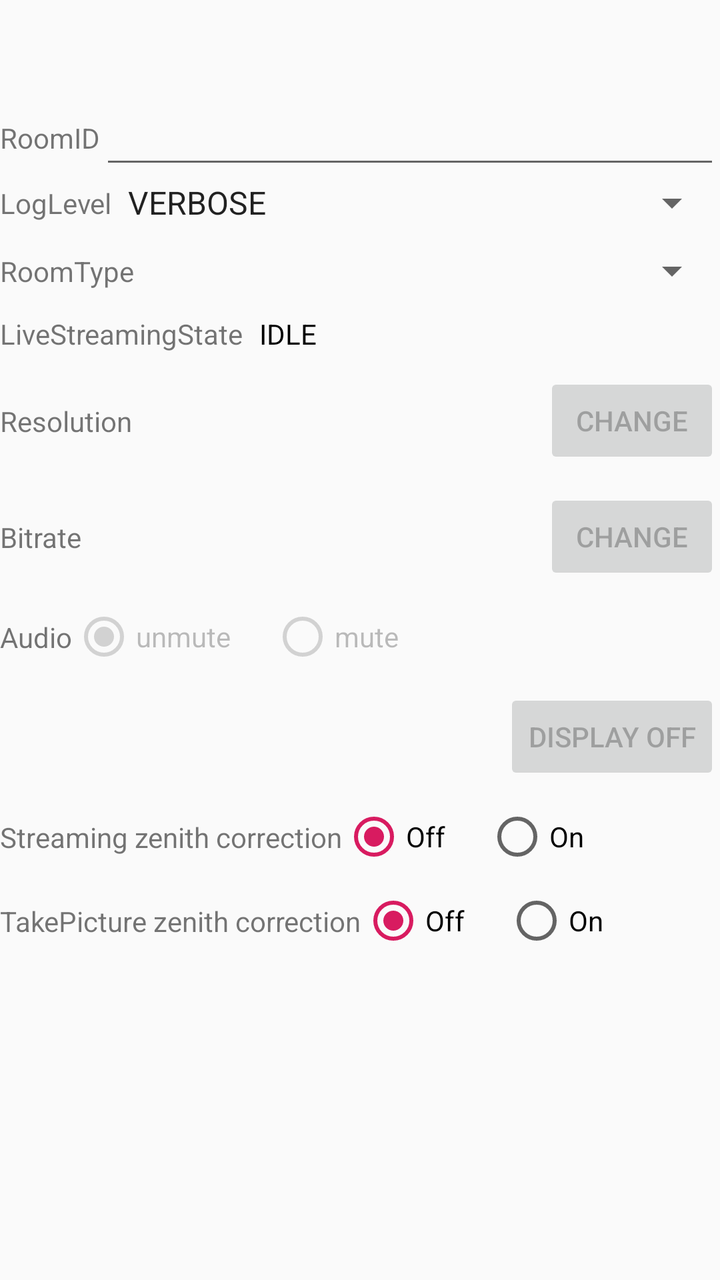
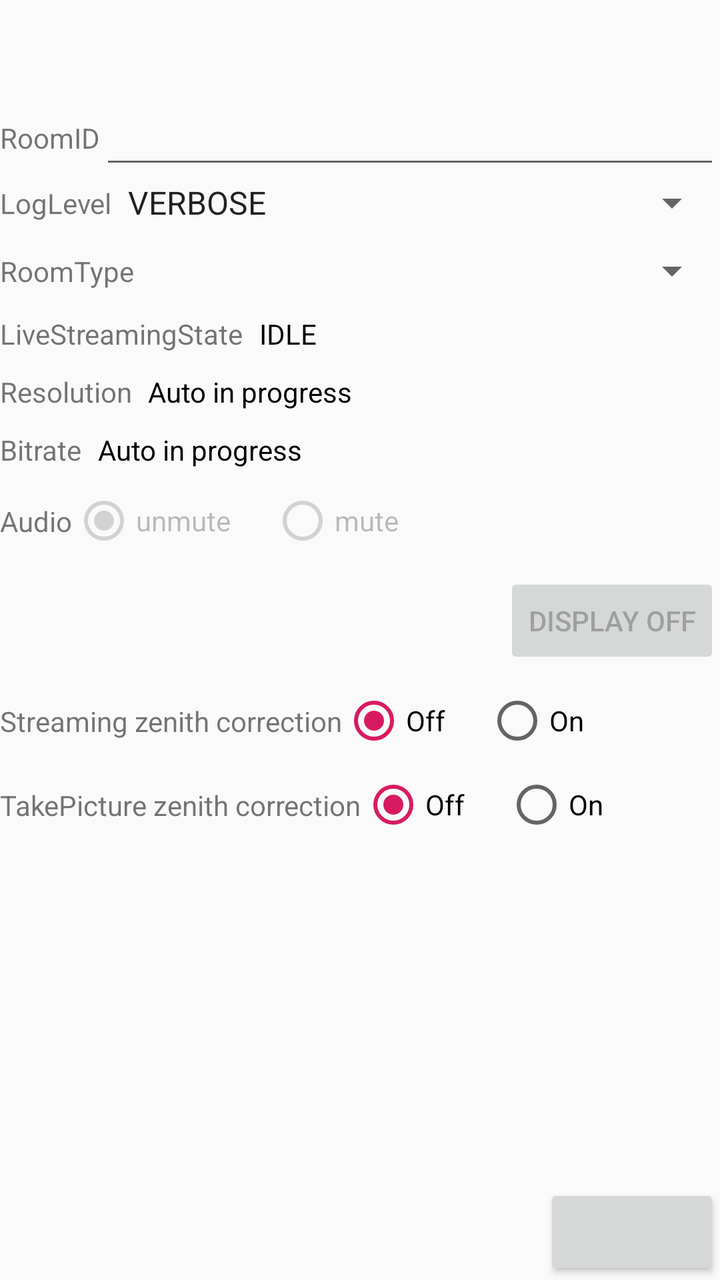

An Android layout rendered at two revisions. The XML below is the earlier revision; the diff shows what the commit changed to produce the second picture.
<!-- AndroidManifest.xml: application theme AppTheme -->
<!-- res/layout/activity_main.xml -->
<?xml version="1.0" encoding="utf-8"?>
<androidx.constraintlayout.widget.ConstraintLayout xmlns:android="http://schemas.android.com/apk/res/android"
    xmlns:app="http://schemas.android.com/apk/res-auto"
    xmlns:tools="http://schemas.android.com/tools"
    android:layout_width="match_parent"
    android:layout_height="match_parent"
    tools:context=".MainActivity">

    
    <androidx.constraintlayout.widget.ConstraintLayout
        android:id="@+id/layout_guide"
        android:layout_width="match_parent"
        android:layout_height="wrap_content"
        android:visibility="invisible"
        app:layout_constraintLeft_toLeftOf="parent"
        app:layout_constraintTop_toTopOf="parent">

        <TextView
            android:id="@+id/guide_save"
            android:layout_width="wrap_content"
            android:layout_height="wrap_content"
            android:text="@string/guide_save"
            app:layout_constraintBottom_toBottomOf="parent"
            app:layout_constraintLeft_toLeftOf="parent"
            app:layout_constraintTop_toTopOf="parent" />

        <Button
            android:id="@+id/save_config"
            android:layout_width="0dp"
            android:layout_height="wrap_content"
            android:text="@string/save_config"
            app:layout_constraintRight_toRightOf="parent"
            app:layout_constraintTop_toTopOf="parent" />
    </androidx.constraintlayout.widget.ConstraintLayout>

    
    <androidx.constraintlayout.widget.ConstraintLayout
        android:id="@+id/layout_room_id"
        android:layout_width="match_parent"
        android:layout_height="wrap_content"
        app:layout_constraintLeft_toLeftOf="parent"
        app:layout_constraintTop_toBottomOf="@+id/layout_guide">

        <TextView
            android:id="@+id/text_room_id"
            android:layout_width="wrap_content"
            android:layout_height="wrap_content"
            android:text="@string/room_id"
            app:layout_constraintBottom_toBottomOf="parent"
            app:layout_constraintLeft_toLeftOf="parent"
            app:layout_constraintTop_toTopOf="parent" />

        <EditText
            android:id="@+id/room_id"
            android:layout_width="0dp"
            android:layout_height="wrap_content"
            app:layout_constraintLeft_toRightOf="@id/text_room_id"
            app:layout_constraintRight_toRightOf="parent"
            app:layout_constraintTop_toTopOf="parent"
            app:layout_constraintHorizontal_chainStyle="spread_inside" />
    </androidx.constraintlayout.widget.ConstraintLayout>

    
    <androidx.constraintlayout.widget.ConstraintLayout
        android:id="@+id/layout_log_level"
        android:layout_width="match_parent"
        android:layout_height="wrap_content"
        app:layout_constraintLeft_toLeftOf="parent"
        app:layout_constraintTop_toBottomOf="@+id/layout_room_id">

        <TextView
            android:id="@+id/text_log_level"
            android:layout_width="wrap_content"
            android:layout_height="wrap_content"
            android:text="@string/log_level"
            app:layout_constraintBottom_toBottomOf="parent"
            app:layout_constraintLeft_toLeftOf="parent"
            app:layout_constraintTop_toTopOf="parent" />

        <Spinner
            android:id="@+id/log_level"
            android:layout_width="0dp"
            android:layout_height="wrap_content"
            android:layout_weight="1.0"
            android:entries="@array/spinner_log_level"
            android:spinnerMode="dropdown"
            app:layout_constraintLeft_toRightOf="@id/text_log_level"
            app:layout_constraintRight_toRightOf="parent"
            app:layout_constraintTop_toTopOf="parent"
            app:layout_constraintHorizontal_chainStyle="spread_inside" />
    </androidx.constraintlayout.widget.ConstraintLayout>

    
    <androidx.constraintlayout.widget.ConstraintLayout
        android:layout_width="match_parent"
        android:layout_height="wrap_content"
        android:layout_marginTop="10dp"
        android:id="@+id/room_type_layout"
        app:layout_constraintTop_toBottomOf="@id/layout_log_level">

        <TextView
            android:id="@+id/text_room_type"
            android:layout_width="wrap_content"
            android:layout_height="wrap_content"
            android:text="@string/room_type"
            app:layout_constraintBottom_toBottomOf="parent"
            app:layout_constraintLeft_toLeftOf="parent"
            app:layout_constraintTop_toTopOf="parent" />

        <Spinner
            android:id="@+id/room_type"
            android:layout_width="0dp"
            android:layout_height="wrap_content"
            android:layout_weight="1.0"
            android:spinnerMode="dropdown"
            app:layout_constraintLeft_toRightOf="@id/text_room_type"
            app:layout_constraintRight_toRightOf="parent"
            app:layout_constraintTop_toTopOf="parent"
            app:layout_constraintHorizontal_chainStyle="spread_inside" />
    </androidx.constraintlayout.widget.ConstraintLayout>

    
    <androidx.constraintlayout.widget.ConstraintLayout
        android:layout_width="match_parent"
        android:layout_height="wrap_content"
        android:id="@+id/live_streaming_state_layout"
        app:layout_constraintLeft_toLeftOf="parent"
        android:layout_marginTop="10dp"
        app:layout_constraintTop_toBottomOf="@+id/room_type_layout">

        <TextView
            android:id="@+id/live_streaming_state_label"
            android:layout_width="wrap_content"
            android:layout_height="wrap_content"
            android:text="@string/live_streaming_state_label"
            app:layout_constraintBottom_toBottomOf="parent"
            app:layout_constraintLeft_toLeftOf="parent"
            app:layout_constraintTop_toTopOf="parent" />

        <TextView
            android:id="@+id/live_streaming_state_text"
            android:layout_width="wrap_content"
            android:layout_height="wrap_content"
            android:layout_marginStart="8dp"
            android:text="IDLE"
            android:textColor="@android:color/black"
            app:layout_constraintLeft_toRightOf="@id/live_streaming_state_label"
            app:layout_constraintTop_toTopOf="parent" />
    </androidx.constraintlayout.widget.ConstraintLayout>

    
    <androidx.constraintlayout.widget.ConstraintLayout
        android:layout_width="match_parent"
        android:layout_height="wrap_content"
        android:id="@+id/resolution_layout"
        app:layout_constraintLeft_toLeftOf="parent"
        android:layout_marginTop="10dp"
        app:layout_constraintTop_toBottomOf="@+id/live_streaming_state_layout">

        <TextView
            android:id="@+id/resolution_label"
            android:layout_width="wrap_content"
            android:layout_height="wrap_content"
            android:text="@string/resolution_label"
            app:layout_constraintBottom_toBottomOf="parent"
            app:layout_constraintLeft_toLeftOf="parent"
            app:layout_constraintTop_toTopOf="parent" />

        <TextView
            android:id="@+id/current_resolution_text"
            android:layout_width="wrap_content"
            android:layout_height="wrap_content"
            android:layout_marginStart="8dp"
            android:textColor="@android:color/black"
            app:layout_constraintBottom_toBottomOf="parent"
            app:layout_constraintLeft_toRightOf="@id/resolution_label"
            app:layout_constraintTop_toTopOf="parent" />

        <Button
            android:layout_width="wrap_content"
            android:layout_height="wrap_content"
            android:enabled="false"
            android:id="@+id/resolution_change_button"
            app:layout_constraintRight_toRightOf="parent"
            app:layout_constraintTop_toTopOf="parent"
            android:text="@string/change" />
    </androidx.constraintlayout.widget.ConstraintLayout>

    
    <androidx.constraintlayout.widget.ConstraintLayout
        android:layout_width="match_parent"
        android:layout_height="wrap_content"
        android:id="@+id/bitrate_layout"
        app:layout_constraintLeft_toLeftOf="parent"
        android:layout_marginTop="10dp"
        app:layout_constraintTop_toBottomOf="@+id/resolution_layout">

        <TextView
            android:id="@+id/bitrate_label"
            android:layout_width="wrap_content"
            android:layout_height="wrap_content"
            android:text="@string/bitrate_label"
            app:layout_constraintBottom_toBottomOf="parent"
            app:layout_constraintLeft_toLeftOf="parent"
            app:layout_constraintTop_toTopOf="parent" />

        <TextView
            android:id="@+id/current_bitrate_text"
            android:layout_width="wrap_content"
            android:layout_height="wrap_content"
            android:layout_marginStart="8dp"
            android:textColor="@android:color/black"
            app:layout_constraintBottom_toBottomOf="parent"
            app:layout_constraintLeft_toRightOf="@id/bitrate_label"
            app:layout_constraintTop_toTopOf="parent" />

        <Button
            android:layout_width="wrap_content"
            android:layout_height="wrap_content"
            android:enabled="false"
            android:id="@+id/bitrate_change_button"
            app:layout_constraintRight_toRightOf="parent"
            app:layout_constraintTop_toTopOf="parent"
            android:text="@string/change" />
    </androidx.constraintlayout.widget.ConstraintLayout>

    
    <androidx.constraintlayout.widget.ConstraintLayout
        android:layout_width="match_parent"
        android:layout_height="wrap_content"
        app:layout_constraintLeft_toLeftOf="parent"
        android:layout_marginTop="10dp"
        android:id="@+id/audio_mute_layout"
        app:layout_constraintTop_toBottomOf="@+id/bitrate_layout">

        <TextView
            android:id="@+id/text_audio_mute"
            android:layout_width="wrap_content"
            android:layout_height="wrap_content"
            android:text="@string/audio"
            app:layout_constraintBottom_toBottomOf="parent"
            app:layout_constraintLeft_toLeftOf="parent"
            app:layout_constraintTop_toTopOf="parent" />

        <RadioGroup
            android:id="@+id/audio_mute_radio"
            android:layout_width="0dp"
            android:layout_height="wrap_content"
            android:layout_weight="1.0"
            android:orientation="horizontal"
            app:layout_constraintLeft_toRightOf="@id/text_audio_mute"
            app:layout_constraintRight_toRightOf="parent"
            app:layout_constraintTop_toTopOf="parent"
            app:layout_constraintHorizontal_chainStyle="spread_inside">

            <RadioButton
                android:id="@+id/audio_unmute"
                android:layout_width="wrap_content"
                android:layout_height="wrap_content"
                android:layout_marginEnd="20dp"
                android:checked="true"
                android:enabled="false"
                android:text="@string/unmute" />

            <RadioButton
                android:id="@+id/audio_mute"
                android:layout_width="wrap_content"
                android:layout_height="wrap_content"
                android:layout_marginEnd="20dp"
                android:enabled="false"
                android:text="@string/mute" />
        </RadioGroup>
    </androidx.constraintlayout.widget.ConstraintLayout>

    
    <androidx.constraintlayout.widget.ConstraintLayout
        android:layout_width="match_parent"
        android:layout_height="wrap_content"
        android:id="@+id/display_off_layout"
        app:layout_constraintLeft_toLeftOf="parent"
        android:layout_marginTop="10dp"
        app:layout_constraintTop_toBottomOf="@+id/audio_mute_layout">
        <Button
            android:layout_width="wrap_content"
            android:layout_height="wrap_content"
            android:enabled="false"
            android:id="@+id/display_off_button"
            app:layout_constraintRight_toRightOf="parent"
            app:layout_constraintTop_toTopOf="parent"
            android:text="@string/display_off" />
    </androidx.constraintlayout.widget.ConstraintLayout>

    
    <androidx.constraintlayout.widget.ConstraintLayout
        android:layout_width="match_parent"
        android:layout_height="wrap_content"
        app:layout_constraintLeft_toLeftOf="parent"
        android:layout_marginTop="10dp"
        android:id="@+id/streaming_zenith_correction_layout"
        app:layout_constraintTop_toBottomOf="@+id/display_off_layout">

        <TextView
            android:id="@+id/text_streaming_zenith_correction"
            android:layout_width="wrap_content"
            android:layout_height="wrap_content"
            android:text="@string/streaming_zenith_correction"
            app:layout_constraintBottom_toBottomOf="parent"
            app:layout_constraintLeft_toLeftOf="parent"
            app:layout_constraintTop_toTopOf="parent" />

        <RadioGroup
            android:id="@+id/streaming_zenith_correction_radio"
            android:layout_width="0dp"
            android:layout_height="wrap_content"
            android:layout_weight="1.0"
            android:orientation="horizontal"
            app:layout_constraintLeft_toRightOf="@id/text_streaming_zenith_correction"
            app:layout_constraintRight_toRightOf="parent"
            app:layout_constraintTop_toTopOf="parent"
            app:layout_constraintHorizontal_chainStyle="spread_inside">

            <RadioButton
                android:id="@+id/streaming_zenith_correction_off"
                android:layout_width="wrap_content"
                android:layout_height="wrap_content"
                android:layout_marginEnd="20dp"
                android:checked="true"
                android:text="@string/off" />

            <RadioButton
                android:id="@+id/streaming_zenith_correction_on"
                android:layout_width="wrap_content"
                android:layout_height="wrap_content"
                android:layout_marginEnd="20dp"
                android:text="@string/on" />
        </RadioGroup>
    </androidx.constraintlayout.widget.ConstraintLayout>

    
    <androidx.constraintlayout.widget.ConstraintLayout
        android:layout_width="match_parent"
        android:layout_height="wrap_content"
        app:layout_constraintLeft_toLeftOf="parent"
        android:layout_marginTop="10dp"
        android:id="@+id/take_picture_zenith_correction_layout"
        app:layout_constraintTop_toBottomOf="@+id/streaming_zenith_correction_layout">

        <TextView
            android:id="@+id/text_take_picture_zenith_correction"
            android:layout_width="wrap_content"
            android:layout_height="wrap_content"
            android:text="@string/take_picture_zenith_correction"
            app:layout_constraintBottom_toBottomOf="parent"
            app:layout_constraintLeft_toLeftOf="parent"
            app:layout_constraintTop_toTopOf="parent" />

        <RadioGroup
            android:id="@+id/take_picture_zenith_correction_radio"
            android:layout_width="0dp"
            android:layout_height="wrap_content"
            android:layout_weight="1.0"
            android:orientation="horizontal"
            app:layout_constraintLeft_toRightOf="@id/text_take_picture_zenith_correction"
            app:layout_constraintRight_toRightOf="parent"
            app:layout_constraintTop_toTopOf="parent"
            app:layout_constraintHorizontal_chainStyle="spread_inside">

            <RadioButton
                android:id="@+id/take_picture_zenith_correction_off"
                android:layout_width="wrap_content"
                android:layout_height="wrap_content"
                android:layout_marginEnd="20dp"
                android:checked="true"
                android:text="@string/off" />

            <RadioButton
                android:id="@+id/take_picture_zenith_correction_on"
                android:layout_width="wrap_content"
                android:layout_height="wrap_content"
                android:layout_marginEnd="20dp"
                android:text="@string/on" />
        </RadioGroup>
    </androidx.constraintlayout.widget.ConstraintLayout>

</androidx.constraintlayout.widget.ConstraintLayout>
<!-- resources referenced by this layout -->
<resources>
  <string-array name="spinner_log_level">
          <item>VERBOSE</item>
          <item>INFO</item>
          <item>WARNING</item>
          <item>ERROR</item>
          <item>NONE</item>
      </string-array>
  <string name="audio">Audio</string>
  <string name="bitrate_label">Bitrate</string>
  <string name="change">Change</string>
  <string name="display_off">Display off</string>
  <string name="guide_save">Some items have not been saved.</string>
  <string name="live_streaming_state_label">LiveStreamingState</string>
  <string name="log_level">LogLevel</string>
  <string name="mute">mute</string>
  <string name="off">Off</string>
  <string name="on">On</string>
  <string name="resolution_label">Resolution</string>
  <string name="room_id">RoomID</string>
  <string name="room_type">RoomType</string>
  <string name="save_config">Save</string>
  <string name="streaming_zenith_correction">Streaming zenith correction</string>
  <string name="take_picture_zenith_correction">TakePicture zenith correction</string>
  <string name="unmute">unmute</string>
  <style name="AppTheme" parent="Theme.AppCompat.Light.DarkActionBar">
          
          <item name="colorPrimary">@color/colorPrimary</item>
          <item name="colorPrimaryDark">@color/colorPrimaryDark</item>
          <item name="colorAccent">@color/colorAccent</item>
      </style>
  <color name="colorPrimary">#008577</color>
  <color name="colorPrimaryDark">#00574B</color>
  <color name="colorAccent">#D81B60</color>
</resources>

<!-- the commit's change to res/layout/activity_main.xml (unified diff, before → after) -->
@@ -4,7 +4,7 @@
     xmlns:tools="http://schemas.android.com/tools"
     android:layout_width="match_parent"
     android:layout_height="match_parent"
-    tools:context=".MainActivity">
+    tools:context=".AdaptiveSendingActivity">
 
     
     <androidx.constraintlayout.widget.ConstraintLayout
@@ -171,19 +171,11 @@
             android:layout_width="wrap_content"
             android:layout_height="wrap_content"
             android:layout_marginStart="8dp"
+            android:text="Auto in progress"
             android:textColor="@android:color/black"
             app:layout_constraintBottom_toBottomOf="parent"
             app:layout_constraintLeft_toRightOf="@id/resolution_label"
             app:layout_constraintTop_toTopOf="parent" />
-
-        <Button
-            android:layout_width="wrap_content"
-            android:layout_height="wrap_content"
-            android:enabled="false"
-            android:id="@+id/resolution_change_button"
-            app:layout_constraintRight_toRightOf="parent"
-            app:layout_constraintTop_toTopOf="parent"
-            android:text="@string/change" />
     </androidx.constraintlayout.widget.ConstraintLayout>
 
     
@@ -209,19 +201,11 @@
             android:layout_width="wrap_content"
             android:layout_height="wrap_content"
             android:layout_marginStart="8dp"
+            android:text="Auto in progress"
             android:textColor="@android:color/black"
             app:layout_constraintBottom_toBottomOf="parent"
             app:layout_constraintLeft_toRightOf="@id/bitrate_label"
             app:layout_constraintTop_toTopOf="parent" />
-
-        <Button
-            android:layout_width="wrap_content"
-            android:layout_height="wrap_content"
-            android:enabled="false"
-            android:id="@+id/bitrate_change_button"
-            app:layout_constraintRight_toRightOf="parent"
-            app:layout_constraintTop_toTopOf="parent"
-            android:text="@string/change" />
     </androidx.constraintlayout.widget.ConstraintLayout>
 
     
@@ -382,4 +366,13 @@
         </RadioGroup>
     </androidx.constraintlayout.widget.ConstraintLayout>
 
+    <Button
+        android:layout_width="wrap_content"
+        android:layout_height="wrap_content"
+        android:enabled="true"
+        android:id="@+id/activity_change_button"
+        app:layout_constraintEnd_toEndOf="parent"
+        app:layout_constraintBottom_toBottomOf="parent"
+        android:textAllCaps="false" />
+
 </androidx.constraintlayout.widget.ConstraintLayout>
<!-- resource entries referenced after the edit -->
@@ -9,7 +9,6 @@
       </string-array>
   <string name="audio">Audio</string>
   <string name="bitrate_label">Bitrate</string>
-  <string name="change">Change</string>
   <string name="display_off">Display off</string>
   <string name="guide_save">Some items have not been saved.</string>
   <string name="live_streaming_state_label">LiveStreamingState</string>
